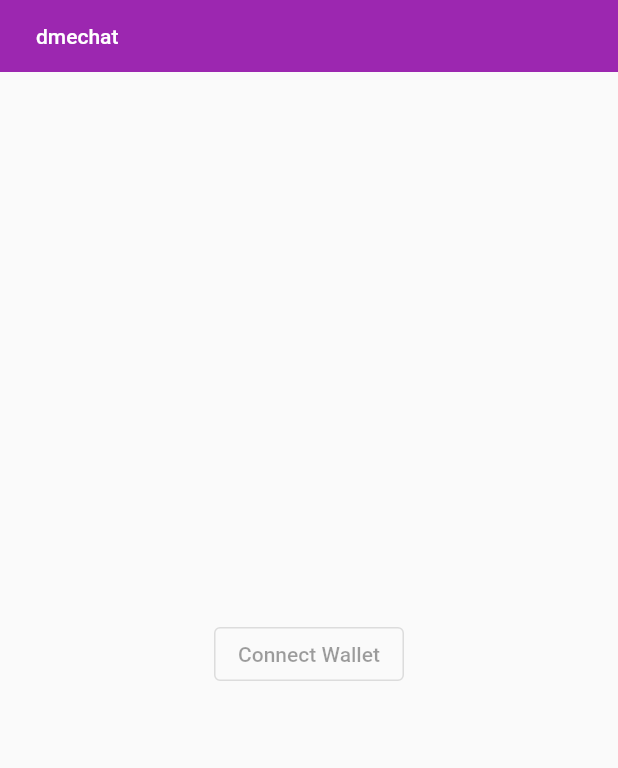
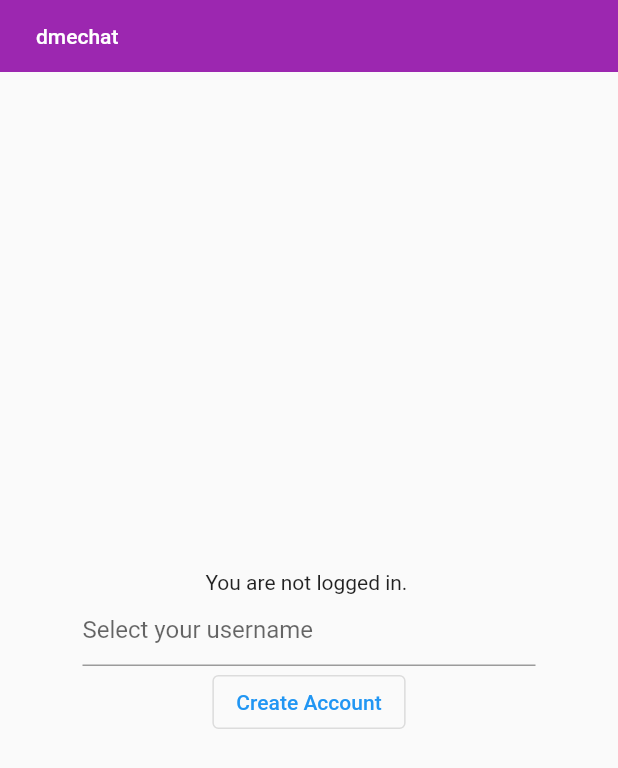
Before and after one commit to dmechat/dmechat, a Flutter app: the screen it shows after launch, on a phone screen of 412 x 824 dp. Shown: the top 768 px of the screen. Run offline on Flutter 3.47's test engine with Material 2 defaults, Android fonts, the phone set to English and light mode, and no system bars; our stand-ins replace firebase_core, get_it, hex, shared_preferences, url_strategy; missing offline and left inert: bip39, quick_log; accounts and stored records are empty.

Commit message:
checkpoint commit

```diff
--- a/lib/core/constants.dart
+++ b/lib/core/constants.dart
@@ -5,4 +5,6 @@ class Constants {
 class Keys {
   String accountId = "accountId";
   String publicKey = "publicKey";
+  String privateKey = "privateKey";
+  String seed = "seed";
 }
--- a/lib/main.dart
+++ b/lib/main.dart
@@ -12,6 +12,7 @@ void main() async {
   await sl.init();
   AppState appState = sl.sl<AppState>();
   appState.initialize();
+  // TODO: Move all of this to env.json
   appState.firebase = await Firebase.initializeApp(
     options: const FirebaseOptions(
       apiKey: "AIzaSyBwxYR8mCIlBcv38AUjY-WJOP0PR8davdA",
--- a/lib/routes.dart
+++ b/lib/routes.dart
@@ -2,7 +2,7 @@
 import 'package:dmechat/core/app_state.dart';
 import 'package:dmechat/screens/chat_home_screen.dart';
 import 'package:dmechat/screens/connect_wallet_screen.dart';
-import 'package:dmechat/screens/initial_screen.dart';
+import 'package:dmechat/screens/initial_screen/initial_screen.dart';
 import 'package:dmechat/screens/profile_settings_screen.dart';
 import 'package:flutter/material.dart';
 import 'package:dmechat/screens/settings_screen.dart';
--- /dev/null
+++ b/lib/screens/initial_screen/components/body.dart
@@ -0,0 +1,66 @@
+import 'package:dmechat/core/constants.dart';
+import 'package:dmechat/injection_container.dart';
+import 'package:dmechatapi/api.dart';
+import 'package:flutter/material.dart';
+import 'package:bip39/bip39.dart' as bip39;
+// import 'package:cryptography/cryptography.dart' as cr;
+import 'package:quick_log/quick_log.dart';
+import 'package:shared_preferences/shared_preferences.dart';
+import 'package:hex/hex.dart';
+
+var _log = const Logger("InitialScreen:Body");
+
+class Body extends StatefulWidget {
+  const Body({Key key}) : super(key: key);
+
+  @override
+  State<Body> createState() => _BodyState();
+}
+
+class _BodyState extends State<Body> {
+  String requestedUsername;
+
+  registerAccount() async {
+    var api = sl<ApiApi>();
+    var sp = sl<SharedPreferences>();
+    if (sp.containsKey(Keys().seed)) {
+      throw Exception("A seed already exists on this machine");
+    }
+    // var mnemonic = bip39.generateMnemonic();
+    // _log.fine("mnemonic $mnemonic");
+    // // var sh = bip39.mnemonicToSeedHex(mnemonic);
+    // // _log.fine("sh $sh");
+
+    // var keys = await cr.Ed25519().newKeyPairFromSeed(HEX.decode(mnemonic));
+
+    // _log.fine("keys $keys");
+
+    // api.registerGuestAccount(RegisterGuestAccountRequestModel(
+    //     signature: signature,
+    //     signedMessage: signedMessage,
+    //     publicKey: publicKey));
+  }
+
+  @override
+  Widget build(BuildContext context) {
+    return Padding(
+      padding: const EdgeInsets.symmetric(horizontal: 55.0, vertical: 5.0),
+      child: Column(
+        mainAxisAlignment: MainAxisAlignment.center,
+        children: <Widget>[
+          const Text("You are not logged in. "),
+          TextField(
+            decoration: const InputDecoration(hintText: "Select your username"),
+            onChanged: (String name) {
+              setState(() => requestedUsername = name);
+            },
+          ),
+          OutlinedButton(
+            child: const Text("Create Account"),
+            onPressed: registerAccount,
+          )
+        ],
+      ),
+    );
+  }
+}
--- a/lib/screens/initial_screen.dart
+++ b/lib/screens/initial_screen/initial_screen.dart
@@ -1,4 +1,5 @@
 import 'package:dmechat/core/app_state.dart';
+import 'package:dmechat/screens/initial_screen/components/body.dart';
 import 'package:dmechat/widgets/appbar.dart';
 import 'package:flutter/material.dart';
 import 'package:quick_log/quick_log.dart';
@@ -24,17 +25,7 @@ class InitialScreen extends StatelessWidget {
   Widget build(BuildContext context) {
     return Scaffold(
       appBar: AppTopBar(routeTitle: "dmechat", actions: const []),
-      body: Center(
-        child: Column(
-          mainAxisAlignment: MainAxisAlignment.center,
-          children: const <Widget>[
-            OutlinedButton(
-              child: Text("Connect Wallet"),
-              onPressed: null,
-            )
-          ],
-        ),
-      ),
+      body: const Body(),
     );
   }
 }
--- a/pubspec.yaml
+++ b/pubspec.yaml
@@ -44,6 +44,10 @@ dependencies:
 
   dmechatapi:
     path: ./plugins/dmechatapi
+  bip39: ^1.0.6
+  cryptography: ^2.0.5
+  hex: ^0.2.0
+  ed25519_hd_key: ^2.2.0
 
 dev_dependencies:
   flutter_test:
```
Also changed, not shown: pubspec.lock.
